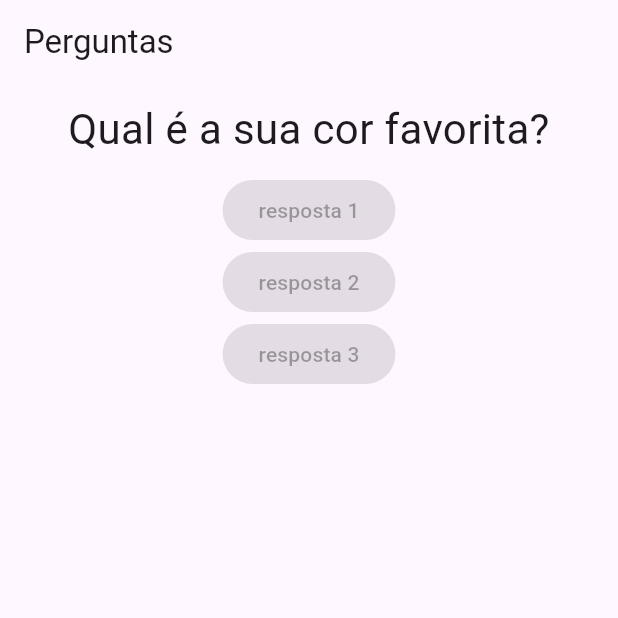
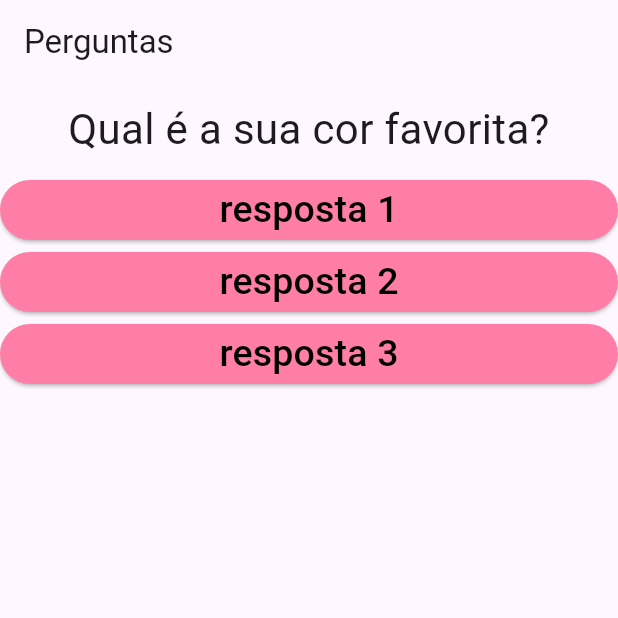
Before and after one commit to claraferraz/quiz-flutter, a Flutter app: the screen it shows after launch, on a phone screen of 412 x 824 dp, the top half of it. Run offline on Flutter 3.47's test engine with Material 3 defaults, Android fonts, the phone set to English and light mode, and no system bars.

Commit message:
estilizacao e funcao do button de respostas

```diff
--- a/lib/main.dart
+++ b/lib/main.dart
@@ -34,9 +34,9 @@ class _PerguntaAppState extends State<PerguntaApp> {
         body: Column(
           children: <Widget>[
             Questao(perguntas[_numeroDaPergunta]),
-            Respostas('resposta 1'),
-            Respostas('resposta 2'),
-            Respostas('resposta 3'),
+            Respostas('resposta 1', _responder),
+            Respostas('resposta 2', _responder),
+            Respostas('resposta 3', _responder),
           ],
         ),
       ),
--- a/lib/questao.dart
+++ b/lib/questao.dart
@@ -18,13 +18,3 @@ class Questao extends StatelessWidget {
     );
   }
 }
-
-/*
-ElevatedButton(
-  onPressed: () => _responder(), //pode ser assim
-  child: Text('resposta 2'),
-),
-ElevatedButton(
-  onPressed: _responder, //ou pode ser assim
-  child: Text('resposta 3')
-*/
--- a/lib/respostas.dart
+++ b/lib/respostas.dart
@@ -1,15 +1,34 @@
-//componente stateless, construtor que vai receber um texto, colocar o raisedbutton dentro dele
-//passar o texto de dentro do botão como parâmetro para o componente
 import 'package:flutter/material.dart';
 
 class Respostas extends StatelessWidget {
   final String texto;
-  const Respostas(this.texto);
+  final Function responder;
+  const Respostas(this.texto, this.responder, {super.key});
 
   @override
   Widget build(BuildContext context) {
-    return ElevatedButton(onPressed: null, child: Text(texto));
-    //o professor usou RaisedButton, mas está depreciado e foi substituído pelo ElevatedButton
-    //button é disabled by default, ele ativa quando setamos um onPressed != null
+    return SizedBox(
+      width: double.infinity,
+      child: ElevatedButton(
+        style: ElevatedButton.styleFrom(
+          backgroundColor: const Color.fromARGB(255, 255, 126, 167),
+        ),
+        onPressed: () => responder(),
+        child: Text(texto, style: TextStyle(color: Colors.black, fontSize: 25)),
+      ),
+    );
   }
 }
+
+
+//o professor usou RaisedButton, mas está depreciado e foi substituído pelo ElevatedButton
+//button é disabled by default, ele ativa quando setamos um onPressed != null
+/*
+ElevatedButton(
+  onPressed: () => _responder(), //pode ser assim
+  child: Text('resposta 2'),
+),
+ElevatedButton(
+  onPressed: _responder, //ou pode ser assim
+  child: Text('resposta 3')
+*/
```
